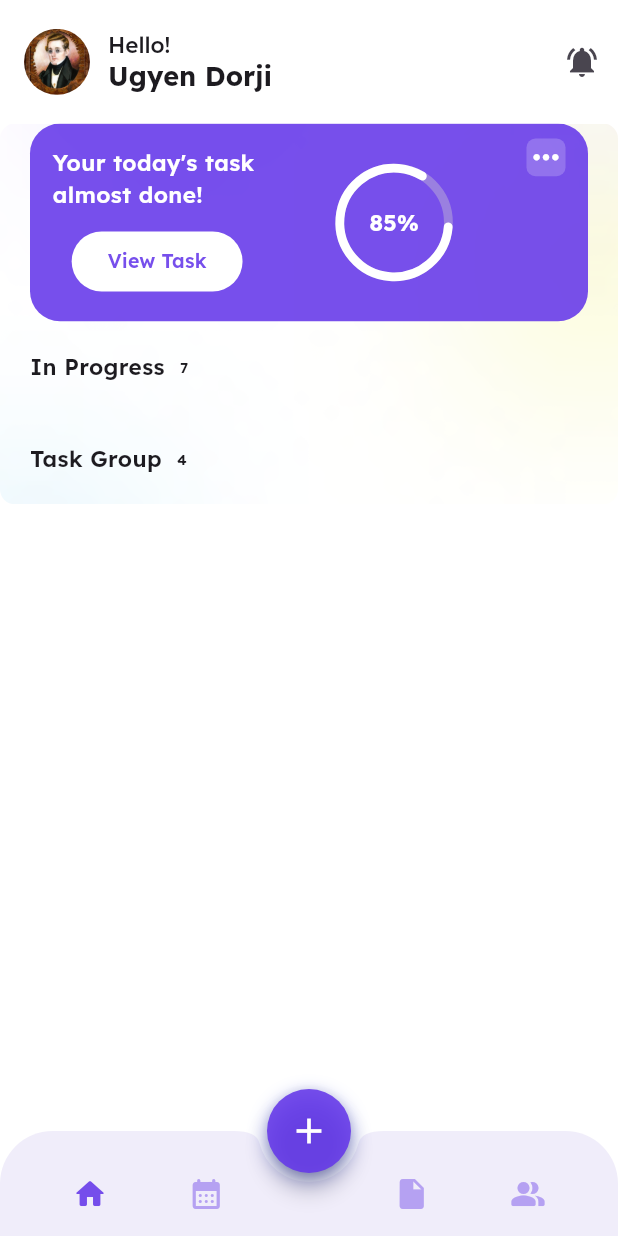
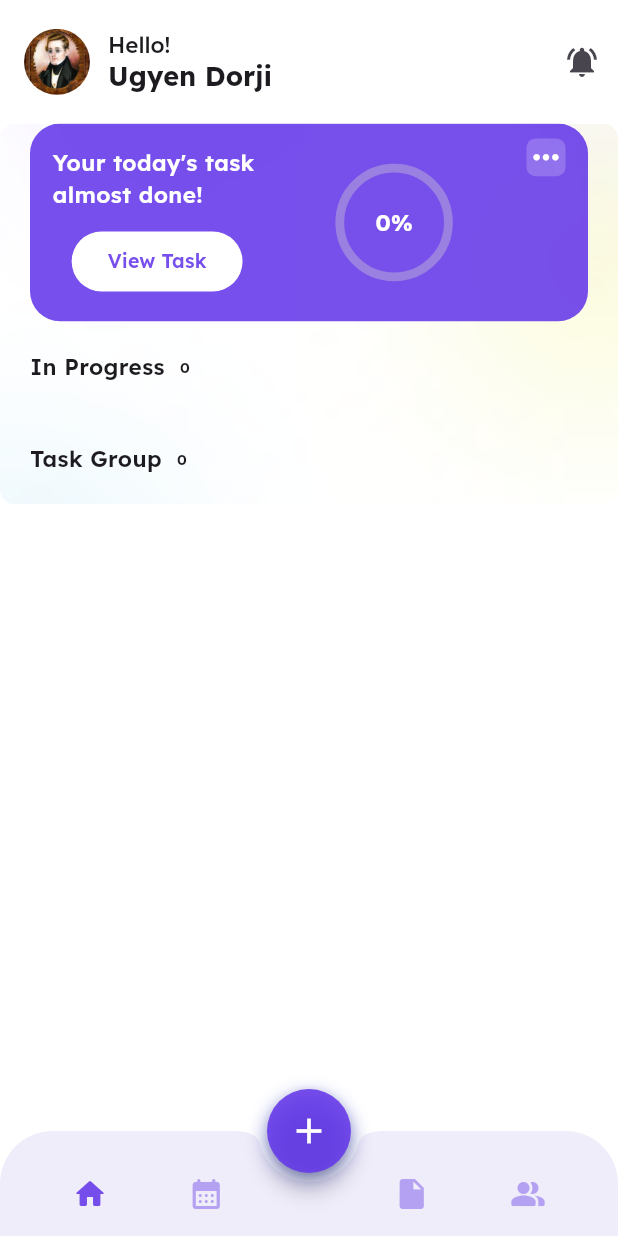
Before and after one commit to UgyenDorji129/todo_app, a Flutter app: the WrapperScreen screen opened by its route, on a phone screen of 412 x 824 dp. Run offline on Flutter 3.47's test engine with Material 3 defaults, Android fonts, the phone set to English and light mode, and no system bars; drawn by our look-alikes of syncfusion_flutter_gauges; our stand-ins replace shared_preferences; accounts and stored records are empty; network calls fail.

Commit message:
Made all the custom widgets use the fetched item data

```diff
--- a/lib/screens/home/home_screen.dart
+++ b/lib/screens/home/home_screen.dart
@@ -15,6 +15,8 @@ class HomeScreen extends StatefulWidget {
 class _HomeScreenState extends State<HomeScreen> {
   var inProgress = [];
   var taskGroup = [];
+  var overAllProgress  = 0.0;
+
 
   Future<void> fetchTaskList() async {
     var response = await FetchTaskService.fetchTasks();
@@ -22,9 +24,9 @@ class _HomeScreenState extends State<HomeScreen> {
       setState(() {
       inProgress = response['progress_tasks'];
       taskGroup = response['task_groups'];
+      overAllProgress = response['overall_progress'];
     });
     }
-
   }
 
   @override
@@ -36,89 +38,6 @@ class _HomeScreenState extends State<HomeScreen> {
 
   @override
   Widget build(BuildContext context) {
-    // var taskGroup = [
-    //   {
-    //     "icon": Icons.business,
-    //     "title": "Office Project",
-    //     "numOfTask": 23,
-    //     "color": Colors.orange[200],
-    //     "bgColor": Colors.greenAccent,
-    //     "progressValue": 78.0,
-    //   },
-    //   {
-    //     "icon": Icons.design_services,
-    //     "title": "App Development",
-    //     "numOfTask": 15,
-    //     "color": Colors.blue[200],
-    //     "bgColor": Colors.blueAccent,
-    //     "progressValue": 65.0,
-    //   },
-    //   {
-    //     "icon": Icons.computer,
-    //     "title": "AI Research",
-    //     "numOfTask": 5,
-    //     "color": Colors.purple[200],
-    //     "bgColor": Colors.pinkAccent,
-    //     "progressValue": 95.0,
-    //   },
-    //   {
-    //     "icon": Icons.web,
-    //     "title": "Website Redesign",
-    //     "numOfTask": 30,
-    //     "color": Colors.teal[200],
-    //     "bgColor": Colors.deepOrangeAccent,
-    //     "progressValue": 45.0,
-    //   },
-    //   {
-    //     "icon": Icons.school,
-    //     "title": "Educational Program",
-    //     "numOfTask": 12,
-    //     "color": Colors.red[200],
-    //     "bgColor": Colors.amberAccent,
-    //     "progressValue": 60.0,
-    //   },
-    //   {
-    //     "icon": Icons.security,
-    //     "title": "Security Improvements",
-    //     "numOfTask": 18,
-    //     "color": Colors.green[200],
-    //     "bgColor": Colors.cyanAccent,
-    //     "progressValue": 85.0,
-    //   },
-    //   {
-    //     "icon": Icons.business_center,
-    //     "title": "Client Consultation",
-    //     "numOfTask": 8,
-    //     "color": Colors.pink[200],
-    //     "bgColor": Colors.indigoAccent,
-    //     "progressValue": 50.0,
-    //   },
-    //   {
-    //     "icon": Icons.chat_bubble,
-    //     "title": "Marketing Campaign",
-    //     "numOfTask": 20,
-    //     "color": Colors.yellow[200],
-    //     "bgColor": Colors.tealAccent,
-    //     "progressValue": 70.0,
-    //   },
-    //   {
-    //     "icon": Icons.cloud,
-    //     "title": "Cloud Migration",
-    //     "numOfTask": 10,
-    //     "color": Colors.lightBlue[200],
-    //     "bgColor": Colors.lightGreenAccent,
-    //     "progressValue": 40.0,
-    //   },
-    //   {
-    //     "icon": Icons.devices,
-    //     "title": "IoT Integration",
-    //     "numOfTask": 6,
-    //     "color": Colors.cyan[200],
-    //     "bgColor": Colors.deepPurpleAccent,
-    //     "progressValue": 80.0,
-    //   }
-    // ];
-
     return Container(
       decoration: BoxDecoration(
         borderRadius: BorderRadius.circular(10), // Optional: rounded corners
@@ -133,11 +52,11 @@ class _HomeScreenState extends State<HomeScreen> {
           child: Column(
             crossAxisAlignment: CrossAxisAlignment.start,
             children: [
-              summaryDashboard(context),
+              summaryDashboard(context, overAllProgress),
               SizedBox(
                 height: 20,
               ),
-              subTitle("In Progress", "7"),
+              subTitle("In Progress", '${inProgress.length}'),
               SizedBox(
                 height: 20,
               ),
@@ -168,7 +87,7 @@ class _HomeScreenState extends State<HomeScreen> {
               SizedBox(
                 height: 20,
               ),
-              subTitle("Task Group", "4"),
+              subTitle("Task Group", '${taskGroup.length}'),
               SizedBox(
                 height: 20,
               ),
--- a/lib/screens/home/widgets/progress_card.dart
+++ b/lib/screens/home/widgets/progress_card.dart
@@ -30,14 +30,14 @@ Widget progressCard(
           children: [
             Text(
               cardTitle,
-              style: TextStyle(fontSize: 12, fontWeight: FontWeight.w400),
+              style: TextStyle(fontSize: 12, fontWeight: FontWeight.w400, color: Color.fromARGB(255,110, 106, 124)),
             ),
             customIcon(icon: icon, color: iconColor, size: 18.0, vertical: 5.0, horizantal: 5.0)
           ],
         ),
         Text(cardDetail,
-            maxLines: 3,
-            style: TextStyle(fontSize: 14, fontWeight: FontWeight.w600)),
+            maxLines: 2,
+            style: TextStyle(fontSize: 15, fontWeight: FontWeight.w600, color: const Color.fromARGB(175, 0, 0, 0))),
         LinearProgressIndicator(
           borderRadius: BorderRadius.circular(20),
           value: progressIndicatorValue,
--- a/lib/screens/home/widgets/summary_dashboard.dart
+++ b/lib/screens/home/widgets/summary_dashboard.dart
@@ -3,7 +3,7 @@ import 'package:todo_app/global_widget/custom_icon.dart';
 import 'package:todo_app/screens/home/widgets/progress_widget.dart';
 
 
-Widget summaryDashboard(context) {
+Widget summaryDashboard(context, overAllProgress) {
   return Container(
     width: MediaQuery.of(context).size.width,
     height: MediaQuery.of(context).size.height * 0.16,
@@ -42,7 +42,7 @@ Widget summaryDashboard(context) {
             width: 0.2,
             pointColor: Colors.white,
             axisColor: Color.fromARGB(98, 211, 207, 207),
-            value: 85.0,
+            value: overAllProgress,
             fontColor: Colors.white
             ),
         customIcon(
--- a/lib/screens/home/widgets/task_card.dart
+++ b/lib/screens/home/widgets/task_card.dart
@@ -33,11 +33,11 @@ Widget taskCard(
               children: [
                 Text(
                   title,
-                  style: TextStyle(fontSize: 14, fontWeight: FontWeight.w600),
+                  style: TextStyle(fontSize: 14, fontWeight: FontWeight.w600, color: Color.fromARGB(175, 0, 0, 0)),
                 ),
                 Text(
                   '${numOfTask.toStringAsFixed(0)} Tasks',
-                  style: TextStyle(fontSize: 12, fontWeight: FontWeight.w400),
+                  style: TextStyle(fontSize: 12, fontWeight: FontWeight.w400, color: Color.fromARGB(255,110, 106, 124)),
                 )
               ],
             )
--- a/lib/screens/todays_task/widget/custom_task_card.dart
+++ b/lib/screens/todays_task/widget/custom_task_card.dart
@@ -56,7 +56,7 @@ Widget customTaskCard({context, task}) {
               customIcon(
                   icon: task["icon"],
                   color: const Color.fromARGB(255, 230, 142, 234),
-                  size: 25.0),
+                  size: 15.0, vertical: 3.0, horizantal: 3.0),
               Container(
                 decoration: BoxDecoration(
                     borderRadius: BorderRadius.circular(20),
```
